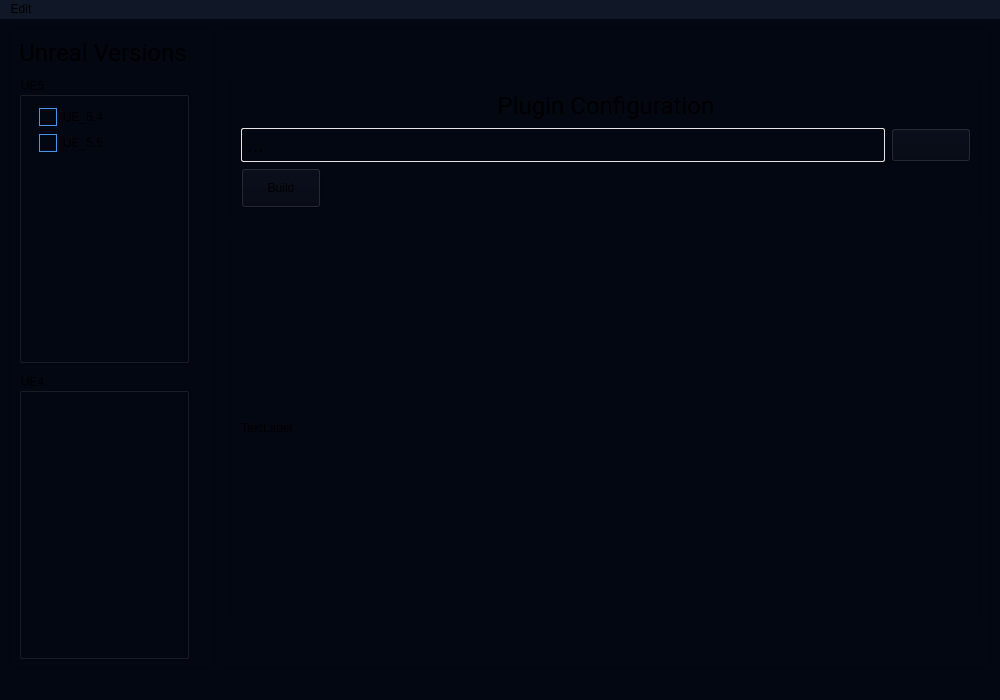
This is PluginBuilder/mainwindow.ui in Mecanes-Org/PluginBuilder-source as Qt 5 draws it before an edit. The edited form follows.
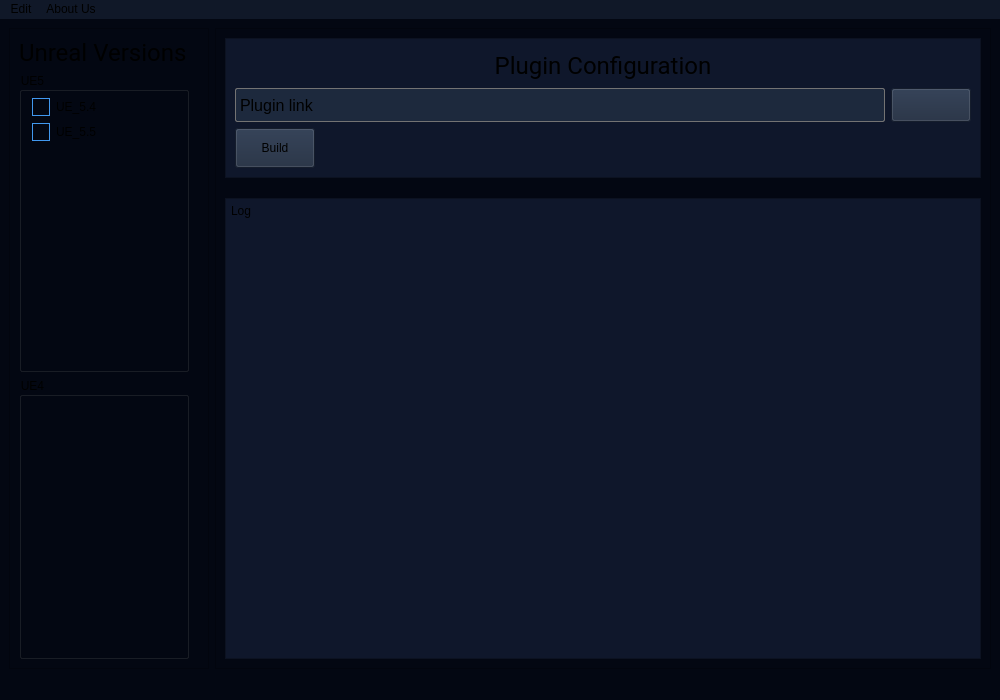
This is the edited form. Icons and pictures are not drawn.

Patch:
```diff
--- a/PluginBuilder/mainwindow.ui
+++ b/PluginBuilder/mainwindow.ui
@@ -492,11 +492,17 @@
    </palette>
   </property>
   <property name="windowTitle">
-   <string>MainWindow</string>
+   <string>Plugin Builder</string>
+  </property>
+  <property name="windowIcon">
+   <iconset theme="QIcon::ThemeIcon::WeatherClear"/>
   </property>
   <property name="styleSheet">
    <string notr="true">background-color: #030712;</string>
   </property>
+  <property name="documentMode">
+   <bool>false</bool>
+  </property>
   <widget class="QWidget" name="centralwidget">
    <layout class="QVBoxLayout" name="verticalLayout_2">
     <item>
@@ -511,7 +517,7 @@
         </property>
         <property name="maximumSize">
          <size>
-          <width>16777215</width>
+          <width>200</width>
           <height>16777215</height>
          </size>
         </property>
@@ -522,17 +528,13 @@
     border: 1px solid #4198EF;
 }
 
-
 QCheckBox::indicator:checked{
-	
 	image: url(:/resources/images/check-icon.png);
-	
 }
 
 QCheckBox::indicator:disabled{
 	
-	image: url(:/resources/images/check-disabled-icon.png);
-	
+	border: 1px solid rgb(58, 58, 58);
 }</string>
         </property>
         <property name="frameShape">
@@ -545,7 +547,7 @@
          <item>
           <layout class="QVBoxLayout" name="verticalLayout_4">
            <property name="spacing">
-            <number>10</number>
+            <number>5</number>
            </property>
            <item>
             <widget class="QLabel" name="label">
@@ -565,7 +567,10 @@
               <string>Unreal Versions</string>
              </property>
              <property name="alignment">
-              <set>Qt::AlignmentFlag::AlignCenter</set>
+              <set>Qt::AlignmentFlag::AlignLeading|Qt::AlignmentFlag::AlignLeft|Qt::AlignmentFlag::AlignTop</set>
+             </property>
+             <property name="margin">
+              <number>0</number>
              </property>
             </widget>
            </item>
@@ -595,18 +600,78 @@
              <property name="title">
               <string>UE5</string>
              </property>
-             <widget class="QWidget" name="layoutWidget">
+             <layout class="QVBoxLayout" name="verticalLayout_8">
+              <property name="spacing">
+               <number>0</number>
+              </property>
+              <property name="sizeConstraint">
+               <enum>QLayout::SizeConstraint::SetDefaultConstraint</enum>
+              </property>
+              <property name="leftMargin">
+               <number>0</number>
+              </property>
+              <property name="topMargin">
+               <number>0</number>
+              </property>
+              <property name="rightMargin">
+               <number>0</number>
+              </property>
+              <property name="bottomMargin">
+               <number>0</number>
+              </property>
+              <item>
+               <widget class="QScrollArea" name="scrollArea">
+                <property name="styleSheet">
+                 <string notr="true">border: none;</string>
+                </property>
+                <property name="widgetResizable">
+                 <bool>true</bool>
+                </property>
+                <property name="alignment">
+                 <set>Qt::AlignmentFlag::AlignLeading|Qt::AlignmentFlag::AlignLeft|Qt::AlignmentFlag::AlignTop</set>
+                </property>
+                <widget class="QWidget" name="scrollAreaWidgetContents_UE5">
               <property name="geometry">
                <rect>
-                <x>20</x>
-                <y>30</y>
-                <width>131</width>
-                <height>48</height>
-               </rect>
-              </property>
+                   <x>0</x>
+                   <y>0</y>
+                   <width>164</width>
+                   <height>55</height>
+                  </rect>
+                 </property>
+                 <property name="sizePolicy">
+                  <sizepolicy hsizetype="Minimum" vsizetype="Maximum">
+                   <horstretch>0</horstretch>
+                   <verstretch>0</verstretch>
+                  </sizepolicy>
+                 </property>
               <layout class="QVBoxLayout" name="verticalLayout_3">
+                  <property name="spacing">
+                   <number>5</number>
+                  </property>
+                  <property name="sizeConstraint">
+                   <enum>QLayout::SizeConstraint::SetDefaultConstraint</enum>
+                  </property>
+                  <property name="leftMargin">
+                   <number>10</number>
+                  </property>
+                  <property name="topMargin">
+                   <number>5</number>
+                  </property>
+                  <property name="rightMargin">
+                   <number>10</number>
+                  </property>
+                  <property name="bottomMargin">
+                   <number>5</number>
+                  </property>
                <item>
                 <widget class="QCheckBox" name="checkBox_UE_5_4">
+                    <property name="sizePolicy">
+                     <sizepolicy hsizetype="Fixed" vsizetype="Fixed">
+                      <horstretch>0</horstretch>
+                      <verstretch>0</verstretch>
+                     </sizepolicy>
+                    </property>
                  <property name="minimumSize">
                   <size>
                    <width>80</width>
@@ -629,6 +694,12 @@
                </item>
                <item>
                 <widget class="QCheckBox" name="checkBox_UE_5_5">
+                    <property name="sizePolicy">
+                     <sizepolicy hsizetype="Fixed" vsizetype="Fixed">
+                      <horstretch>0</horstretch>
+                      <verstretch>0</verstretch>
+                     </sizepolicy>
+                    </property>
                  <property name="minimumSize">
                   <size>
                    <width>80</width>
@@ -777,6 +848,9 @@
              </widget>
             </widget>
            </item>
+             </layout>
+            </widget>
+           </item>
            <item>
             <widget class="QGroupBox" name="groupBox_UE4">
              <property name="minimumSize">
@@ -830,9 +904,21 @@
               </size>
              </property>
              <property name="styleSheet">
-              <string notr="true">QLabel#label_pluginPath{
+              <string notr="true">QFrame{
+	background-color: #0F172B;
+}
+
+QLabel#label_pluginPath{
 	border: 1px solid #E7E5E4 ;
 	border-radius: 2px;
+}
+
+QPushButton{ 
+	background-color: #1D293D;
+}
+
+QPushButton:disabled{ 
+	background-color: #0F172B; 
 }</string>
              </property>
              <property name="frameShape">
@@ -873,12 +959,16 @@
                  <widget class="QLabel" name="label_pluginPath">
                   <property name="font">
                    <font>
-                    <pointsize>15</pointsize>
+                    <pointsize>12</pointsize>
                     <bold>false</bold>
                    </font>
                   </property>
+                  <property name="styleSheet">
+                   <string notr="true">border-color: rgb(115, 115, 115);
+background-color: #1D293D;</string>
+                  </property>
                   <property name="text">
-                   <string notr="true">...</string>
+                   <string notr="true">Plugin link</string>
                   </property>
                   <property name="textFormat">
                    <enum>Qt::TextFormat::AutoText</enum>
@@ -921,6 +1011,12 @@
                   <property name="icon">
                    <iconset theme="QIcon::ThemeIcon::EditFind"/>
                   </property>
+                  <property name="iconSize">
+                   <size>
+                    <width>25</width>
+                    <height>25</height>
+                   </size>
+                  </property>
                   <property name="autoDefault">
                    <bool>false</bool>
                   </property>
@@ -929,7 +1025,7 @@
                </layout>
               </item>
               <item>
-               <widget class="QPushButton" name="pushButton">
+               <widget class="QPushButton" name="pushButton_build">
                 <property name="minimumSize">
                  <size>
                   <width>80</width>
@@ -942,9 +1038,21 @@
                   <height>50</height>
                  </size>
                 </property>
+                <property name="cursor">
+                 <cursorShape>PointingHandCursor</cursorShape>
+                </property>
                 <property name="text">
                  <string>Build</string>
                 </property>
+                <property name="icon">
+                 <iconset theme="QIcon::ThemeIcon::DocumentProperties"/>
+                </property>
+                <property name="iconSize">
+                 <size>
+                  <width>25</width>
+                  <height>25</height>
+                 </size>
+                </property>
                </widget>
               </item>
              </layout>
@@ -961,20 +1069,47 @@
              <property name="maximumSize">
               <size>
                <width>760</width>
-               <height>380</height>
+               <height>16777215</height>
               </size>
              </property>
+             <property name="styleSheet">
+              <string notr="true">background-color: #0F172B;</string>
+             </property>
              <property name="frameShape">
               <enum>QFrame::Shape::StyledPanel</enum>
              </property>
              <property name="frameShadow">
               <enum>QFrame::Shadow::Raised</enum>
              </property>
-             <layout class="QVBoxLayout" name="verticalLayout_7">
+             <layout class="QVBoxLayout" name="verticalLayout_7" stretch="0">
+              <property name="spacing">
+               <number>0</number>
+              </property>
+              <property name="leftMargin">
+               <number>5</number>
+              </property>
+              <property name="topMargin">
+               <number>5</number>
+              </property>
+              <property name="rightMargin">
+               <number>5</number>
+              </property>
+              <property name="bottomMargin">
+               <number>5</number>
+              </property>
               <item>
                <widget class="QLabel" name="label_log">
+                <property name="styleSheet">
+                 <string notr="true"/>
+                </property>
                 <property name="text">
-                 <string>TextLabel</string>
+                 <string>Log</string>
+                </property>
+                <property name="alignment">
+                 <set>Qt::AlignmentFlag::AlignLeading|Qt::AlignmentFlag::AlignLeft|Qt::AlignmentFlag::AlignTop</set>
+                </property>
+                <property name="wordWrap">
+                 <bool>true</bool>
                 </property>
                </widget>
               </item>
@@ -1000,20 +1135,48 @@
     </rect>
    </property>
    <property name="styleSheet">
-    <string notr="true">background-color: #101828;</string>
+    <string notr="true">QMenuBar{
+	background-color: #101828;
+}
+
+QMenuBar::item:selected{
+	color: #4198EF;
+}</string>
    </property>
    <widget class="QMenu" name="menuSettings">
+    <property name="font">
+     <font>
+      <pointsize>10</pointsize>
+     </font>
+    </property>
     <property name="cursor">
      <cursorShape>PointingHandCursor</cursorShape>
     </property>
+    <property name="styleSheet">
+     <string notr="true"/>
+    </property>
     <property name="title">
      <string>Edit</string>
     </property>
     <addaction name="actionUnreal_Engine"/>
     <addaction name="actionSettings"/>
-    <addaction name="actionAbout_us"/>
+   </widget>
+   <widget class="QMenu" name="menuAbout_Us">
+    <property name="font">
+     <font>
+      <pointsize>10</pointsize>
+     </font>
+    </property>
+    <property name="cursor">
+     <cursorShape>PointingHandCursor</cursorShape>
+    </property>
+    <property name="title">
+     <string>About Us</string>
+    </property>
+    <addaction name="actionDiscord"/>
    </widget>
    <addaction name="menuSettings"/>
+   <addaction name="menuAbout_Us"/>
   </widget>
   <widget class="QStatusBar" name="statusbar">
    <property name="cursor">
@@ -1021,6 +1184,9 @@
    </property>
   </widget>
   <action name="actionUnreal_Engine">
+   <property name="checkable">
+    <bool>false</bool>
+   </property>
    <property name="icon">
     <iconset theme="QIcon::ThemeIcon::InsertLink"/>
    </property>
@@ -1029,6 +1195,12 @@
    </property>
   </action>
   <action name="actionSettings">
+   <property name="checkable">
+    <bool>false</bool>
+   </property>
+   <property name="checked">
+    <bool>false</bool>
+   </property>
    <property name="icon">
     <iconset theme="QIcon::ThemeIcon::DocumentProperties"/>
    </property>
@@ -1044,6 +1216,14 @@
     <string>About us</string>
    </property>
   </action>
+  <action name="actionDiscord">
+   <property name="icon">
+    <iconset theme="QIcon::ThemeIcon::InsertLink"/>
+   </property>
+   <property name="text">
+    <string>Discord</string>
+   </property>
+  </action>
  </widget>
  <resources/>
  <connections/>
```
Lines whose indentation alone changed are shown as unchanged.
